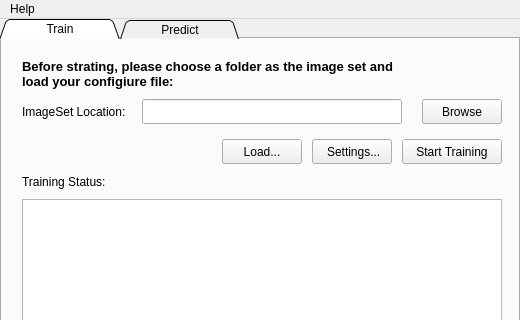
TtCWH/PyQt5GUI, file Interface.ui: the form before one commit; both pictures show x 0 to 520 and y 0 to 320 of the 520 by 460 pixel window.
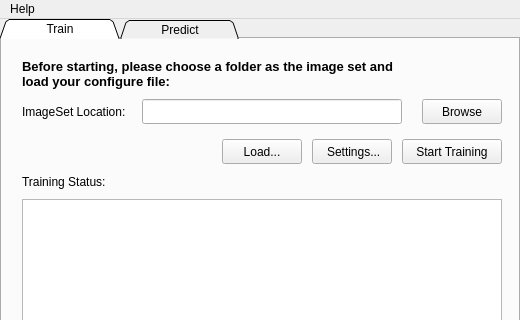
The form after the commit. Icons and pictures are not drawn.

```diff
--- a/Interface.ui
+++ b/Interface.ui
@@ -95,8 +95,8 @@
        </font>
       </property>
       <property name="text">
-       <string>Before strating, please choose a folder as the image set and 
-load your configiure file:</string>
+       <string>Before starting, please choose a folder as the image set and 
+load your configure file:</string>
       </property>
       <property name="textFormat">
        <enum>Qt::AutoText</enum>
```
